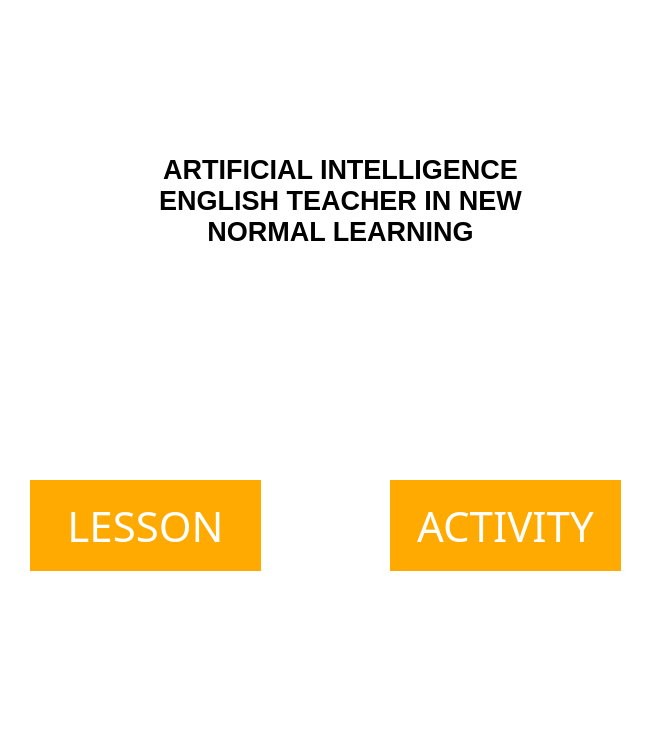
Old version of the form second.ui in the repository jshperalta/ai-englishTutor.
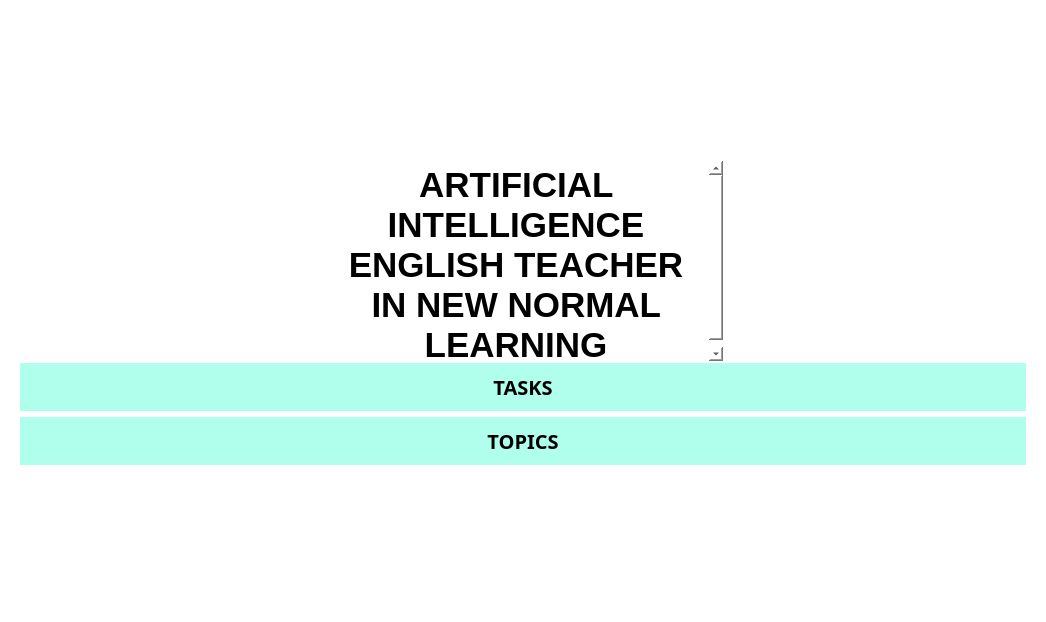
New version of the form.

The edit to the form file:
```diff
--- a/second.ui
+++ b/second.ui
@@ -6,82 +6,152 @@
    <rect>
     <x>0</x>
     <y>0</y>
-    <width>659</width>
-    <height>750</height>
+    <width>1024</width>
+    <height>600</height>
    </rect>
   </property>
+  <property name="sizePolicy">
+   <sizepolicy hsizetype="MinimumExpanding" vsizetype="MinimumExpanding">
+    <horstretch>0</horstretch>
+    <verstretch>0</verstretch>
+   </sizepolicy>
+  </property>
+  <property name="maximumSize">
+   <size>
+    <width>1024</width>
+    <height>600</height>
+   </size>
+  </property>
   <property name="windowTitle">
    <string>Dashboard</string>
   </property>
   <property name="styleSheet">
    <string notr="true">background-color: white;border: none; font-size:42px !important;</string>
   </property>
-  <widget class="QTextBrowser" name="textBrowser">
-   <property name="geometry">
-    <rect>
-     <x>140</x>
-     <y>150</y>
-     <width>401</width>
-     <height>191</height>
-    </rect>
-   </property>
-   <property name="styleSheet">
-    <string notr="true">background-color: white;border: none; font-size:42px !important;</string>
-   </property>
-   <property name="html">
-    <string>&lt;!DOCTYPE HTML PUBLIC &quot;-//W3C//DTD HTML 4.0//EN&quot; &quot;http://www.w3.org/TR/REC-html40/strict.dtd&quot;&gt;
+  <layout class="QHBoxLayout" name="horizontalLayout_2">
+   <item>
+    <widget class="QWidget" name="gridWidget" native="true">
+     <property name="sizePolicy">
+      <sizepolicy hsizetype="MinimumExpanding" vsizetype="MinimumExpanding">
+       <horstretch>0</horstretch>
+       <verstretch>0</verstretch>
+      </sizepolicy>
+     </property>
+     <property name="minimumSize">
+      <size>
+       <width>1024</width>
+       <height>600</height>
+      </size>
+     </property>
+     <layout class="QGridLayout" name="gridLayout">
+      <item row="0" column="0">
+       <layout class="QVBoxLayout" name="verticalLayout">
+        <item alignment="Qt::AlignHCenter">
+         <widget class="QTextBrowser" name="textBrowser_2">
+          <property name="sizePolicy">
+           <sizepolicy hsizetype="MinimumExpanding" vsizetype="MinimumExpanding">
+            <horstretch>0</horstretch>
+            <verstretch>0</verstretch>
+           </sizepolicy>
+          </property>
+          <property name="minimumSize">
+           <size>
+            <width>400</width>
+            <height>200</height>
+           </size>
+          </property>
+          <property name="maximumSize">
+           <size>
+            <width>256</width>
+            <height>192</height>
+           </size>
+          </property>
+          <property name="tabletTracking">
+           <bool>true</bool>
+          </property>
+          <property name="contextMenuPolicy">
+           <enum>Qt::NoContextMenu</enum>
+          </property>
+          <property name="layoutDirection">
+           <enum>Qt::LeftToRight</enum>
+          </property>
+          <property name="styleSheet">
+           <string notr="true">background-color: white; 
+border: none; 
+font-size:42px !important; </string>
+          </property>
+          <property name="inputMethodHints">
+           <set>Qt::ImhMultiLine</set>
+          </property>
+          <property name="readOnly">
+           <bool>true</bool>
+          </property>
+          <property name="html">
+           <string>&lt;!DOCTYPE HTML PUBLIC &quot;-//W3C//DTD HTML 4.0//EN&quot; &quot;http://www.w3.org/TR/REC-html40/strict.dtd&quot;&gt;
 &lt;html&gt;&lt;head&gt;&lt;meta name=&quot;qrichtext&quot; content=&quot;1&quot; /&gt;&lt;style type=&quot;text/css&quot;&gt;
 p, li { white-space: pre-wrap; }
-&lt;/style&gt;&lt;/head&gt;&lt;body style=&quot; font-family:'MS Shell Dlg 2'; font-size:8.25pt; font-weight:400; font-style:normal;&quot;&gt;
-&lt;p align=&quot;center&quot; style=&quot; margin-top:0px; margin-bottom:0px; margin-left:0px; margin-right:0px; -qt-block-indent:0; text-indent:0px;&quot;&gt;&lt;span style=&quot; font-size:20pt; font-weight:600;&quot;&gt;ARTIFICIAL INTELLIGENCE ENGLISH TEACHER IN NEW NORMAL LEARNING&lt;/span&gt;&lt;/p&gt;&lt;/body&gt;&lt;/html&gt;</string>
-   </property>
-  </widget>
-  <widget class="QPushButton" name="btn3">
-   <property name="geometry">
-    <rect>
-     <x>30</x>
-     <y>480</y>
-     <width>231</width>
-     <height>91</height>
-    </rect>
-   </property>
-   <property name="font">
-    <font>
-     <family>Roman</family>
-     <pointsize>28</pointsize>
-    </font>
-   </property>
-   <property name="styleSheet">
-    <string notr="true">background-color: rgb(255, 170, 0);
-color: rgb(255, 255, 255);</string>
-   </property>
-   <property name="text">
-    <string>LESSON</string>
-   </property>
-  </widget>
-  <widget class="QPushButton" name="btn4">
-   <property name="geometry">
-    <rect>
-     <x>390</x>
-     <y>480</y>
-     <width>231</width>
-     <height>91</height>
-    </rect>
-   </property>
-   <property name="font">
-    <font>
-     <family>Roman</family>
-     <pointsize>28</pointsize>
-    </font>
-   </property>
-   <property name="styleSheet">
-    <string notr="true">background-color: rgb(255, 170, 0);
-color: rgb(255, 255, 255);</string>
-   </property>
-   <property name="text">
-    <string>ACTIVITY</string>
-   </property>
-  </widget>
+&lt;/style&gt;&lt;/head&gt;&lt;body style=&quot; font-family:'MS Shell Dlg 2'; font-size:42px; font-weight:400; font-style:normal;&quot;&gt;
+&lt;p align=&quot;center&quot; style=&quot; margin-top:0px; margin-bottom:0px; margin-left:0px; margin-right:0px; -qt-block-indent:0; text-indent:0px;&quot;&gt;&lt;span style=&quot; font-family:'Gilroy'; font-size:26pt; font-weight:600;&quot;&gt;ARTIFICIAL INTELLIGENCE ENGLISH TEACHER IN NEW NORMAL LEARNING&lt;/span&gt;&lt;/p&gt;&lt;/body&gt;&lt;/html&gt;</string>
+          </property>
+          <property name="overwriteMode">
+           <bool>false</bool>
+          </property>
+         </widget>
+        </item>
+        <item>
+         <widget class="QPushButton" name="btn4">
+          <property name="font">
+           <font>
+            <family>Gilroy</family>
+            <pointsize>-1</pointsize>
+            <weight>75</weight>
+            <bold>true</bold>
+           </font>
+          </property>
+          <property name="styleSheet">
+           <string notr="true">background-color: #AFFFEC;
+color: black; 
+font-family: 'Gilroy';
+font-weight: 600;
+border-radius: 99px;
+padding: 10px;
+font-size: 20px;</string>
+          </property>
+          <property name="text">
+           <string>TASKS</string>
+          </property>
+         </widget>
+        </item>
+        <item>
+         <widget class="QPushButton" name="btn3">
+          <property name="font">
+           <font>
+            <family>Gilroy</family>
+            <pointsize>-1</pointsize>
+            <weight>75</weight>
+            <bold>true</bold>
+           </font>
+          </property>
+          <property name="styleSheet">
+           <string notr="true">background-color: #AFFFEC;
+color: black; 
+font-family: 'Gilroy';
+font-weight: 600;
+border-radius: 99px;
+padding: 10px;
+font-size: 20px;</string>
+          </property>
+          <property name="text">
+           <string>TOPICS</string>
+          </property>
+         </widget>
+        </item>
+       </layout>
+      </item>
+     </layout>
+    </widget>
+   </item>
+  </layout>
  </widget>
  <resources/>
  <connections/>
```
